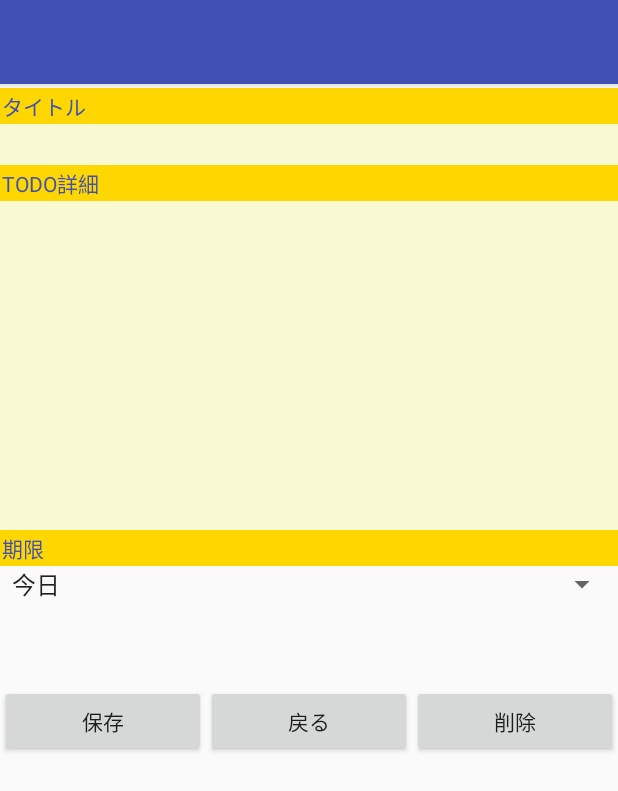
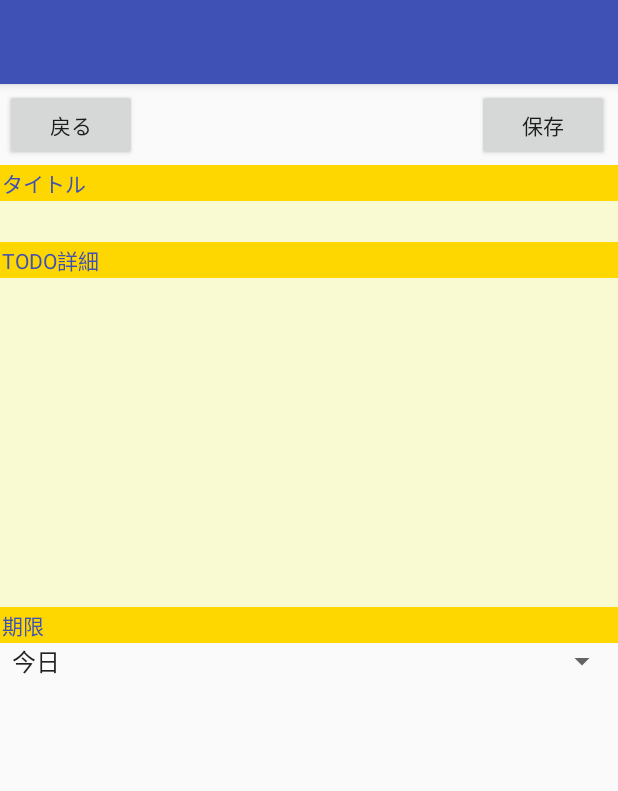
Before and after one commit to ryo-hoshi/TodoSupportLady, an Android app: the TodoDetailFragment screen opened directly, with no data from a screen before it, on a phone screen of 412 x 824 dp. Shown: the top 791 px of the screen. Run offline under Robolectric (Android 15) with nearby library versions, the phone set to English and light mode, and no system bars.

Commit message:
modify Issues#2

```diff
--- a/app/src/main/java/apl/r_m_unt/todosupportlady/DeleteDialogFragment.java
+++ b/app/src/main/java/apl/r_m_unt/todosupportlady/DeleteDialogFragment.java
@@ -10,6 +10,7 @@ import android.support.v4.app.Fragment;
 import android.util.Log;
 
 import apl.r_m_unt.todosupportlady.todo.TodoDetailFragment;
+import apl.r_m_unt.todosupportlady.todo.TodoInfo;
 import apl.r_m_unt.todosupportlady.todo.TodoListFragment;
 import apl.r_m_unt.todosupportlady.todo.TodoModel;
 
@@ -88,7 +89,7 @@ public class DeleteDialogFragment extends DialogFragment{
                 todoId  = getArguments().getInt(TODO_ID);
                 TodoModel todoModel = new TodoModel(getActivity());
                 // TODO削除
-                todoModel.deleteTodoInfo(todoId);
+                todoModel.updateIsDelete(todoId, TodoInfo.DELETE);
 
                 // TODO一覧を更新
                 if (fromListDetailCd == FROM_LIST) {
--- a/app/src/main/java/apl/r_m_unt/todosupportlady/todo/TodoInfo.java
+++ b/app/src/main/java/apl/r_m_unt/todosupportlady/todo/TodoInfo.java
@@ -7,6 +7,8 @@ public class TodoInfo {
 
     public static final int INCOMPLETE = 0;
     public static final int COMPLETE = 1;
+    public static final int NOT_DELETE = 0;
+    public static final int DELETE = 1;
 
     /** TODO時間デミリタ */
     private static final String TIME_DELIMITER = ":";
--- a/app/src/main/res/layout/fragment_todo_detail.xml
+++ b/app/src/main/res/layout/fragment_todo_detail.xml
@@ -8,6 +8,29 @@
     android:layout_height="match_parent"
     tools:context="apl.r_m_unt.todosupportlady.todo.TodoDetailActivity">
 
+    <LinearLayout
+        android:orientation="horizontal"
+        android:layout_marginTop="3dp"
+        android:layout_width="match_parent"
+        android:layout_height="wrap_content">
+        <Button
+            android:id="@+id/button_cancel"
+            android:layout_width="wrap_content"
+            android:layout_height="wrap_content"
+            android:layout_marginLeft="3dp"
+            android:text="@string/todo_set_cancel" />
+        <View
+            android:layout_width="0dp"
+            android:layout_height="1dp"
+            android:layout_weight="1"
+            />
+        <Button
+            android:id="@+id/button_save"
+            android:layout_width="wrap_content"
+            android:layout_height="wrap_content"
+            android:layout_marginRight="6dp"
+            android:text="@string/todo_set_save" />
+    </LinearLayout>
     <LinearLayout
         android:orientation="vertical"
         android:layout_marginTop="1dp"
@@ -86,35 +109,35 @@
             android:layout_marginTop="10dp"
             android:layout_width="match_parent"
             android:layout_height="wrap_content">
+            <View
+                android:layout_width="0dp"
+                android:layout_height="1dp"
+                android:layout_weight="1"
+                />
             <Button
+                android:id="@+id/button_todo_resetting"
                 android:layout_width="wrap_content"
                 android:layout_height="wrap_content"
-                android:text="@string/todo_set_save"
-                android:id="@+id/button_save"
-                android:layout_weight="1" />
-
+                android:text="@string/todo_set_resetting"
+                android:visibility="gone"/>
             <Button
-                android:layout_width="wrap_content"
-                android:layout_height="wrap_content"
-                android:text="@string/todo_set_cancel"
-                android:id="@+id/button_cancel"
-                android:layout_weight="1" />
-
-            <Button
+                android:id="@+id/button_delete"
                 android:layout_width="wrap_content"
                 android:layout_height="wrap_content"
                 android:text="@string/todo_set_delete"
-                android:id="@+id/button_delete"
-                android:layout_weight="1" />
+                android:layout_marginLeft="3dp"
+                android:layout_gravity="right"/>
+            <Button
+                android:id="@+id/button_complete"
+                android:layout_width="wrap_content"
+                android:layout_height="wrap_content"
+                android:layout_marginLeft="3dp"
+                android:layout_marginRight="6dp"
+                android:layout_gravity="right"
+                android:text="@string/todo_set_complete" />
         </LinearLayout>
 
-        <Button
-            android:layout_marginTop="10dp"
-            android:layout_width="wrap_content"
-            android:layout_height="wrap_content"
-            android:text="@string/todo_set_complete"
-            android:id="@+id/button_complete"
-            android:layout_gravity="center_horizontal"/>
+
 
         <!--
         <TextView
--- a/app/src/main/res/values/strings.xml
+++ b/app/src/main/res/values/strings.xml
@@ -14,6 +14,7 @@
     <string name="todo_set_cancel">戻る</string>
     <string name="todo_set_delete">削除</string>
     <string name="todo_set_complete">完了</string>
+    <string name="todo_set_resetting">再登録</string>
 
     <string name="circle_info_info">サークル情報</string>
     <string name="circle_info_description_title">このアプリに出てくるキャラクターについて</string>
```
Also changed, not shown: app/src/main/java/apl/r_m_unt/todosupportlady/todo/TodoDataBaseHelper.java (+23 -18 lines), app/src/main/java/apl/r_m_unt/todosupportlady/todo/TodoDetailFragment.java (+103 -70 lines), app/src/main/java/apl/r_m_unt/todosupportlady/todo/TodoModel.java (+65 -10 lines).
